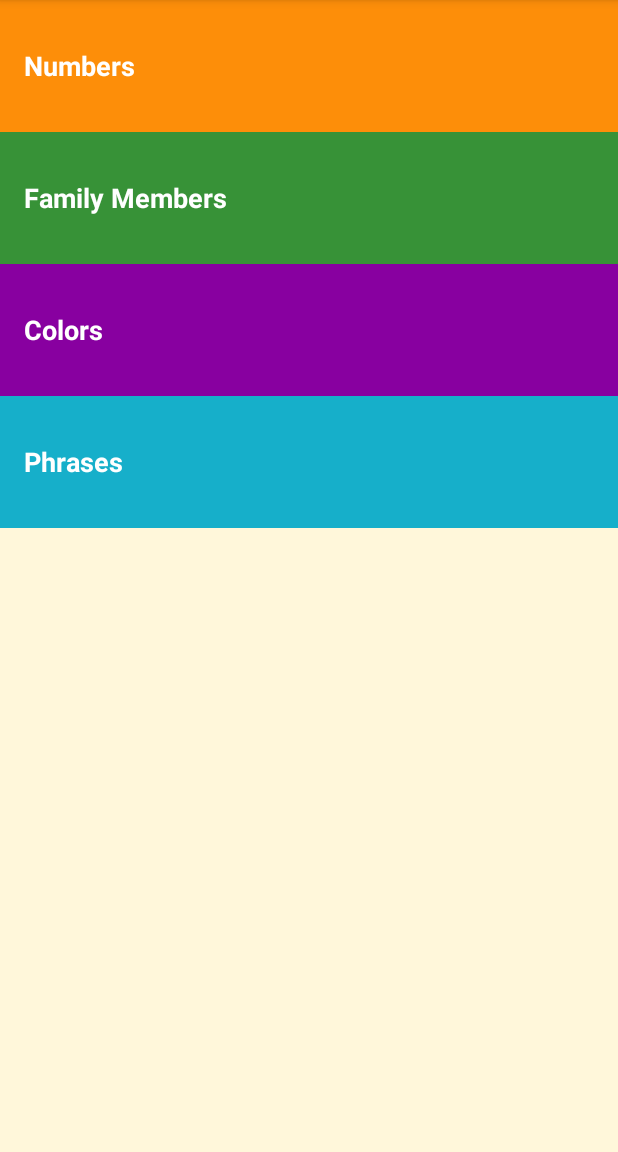
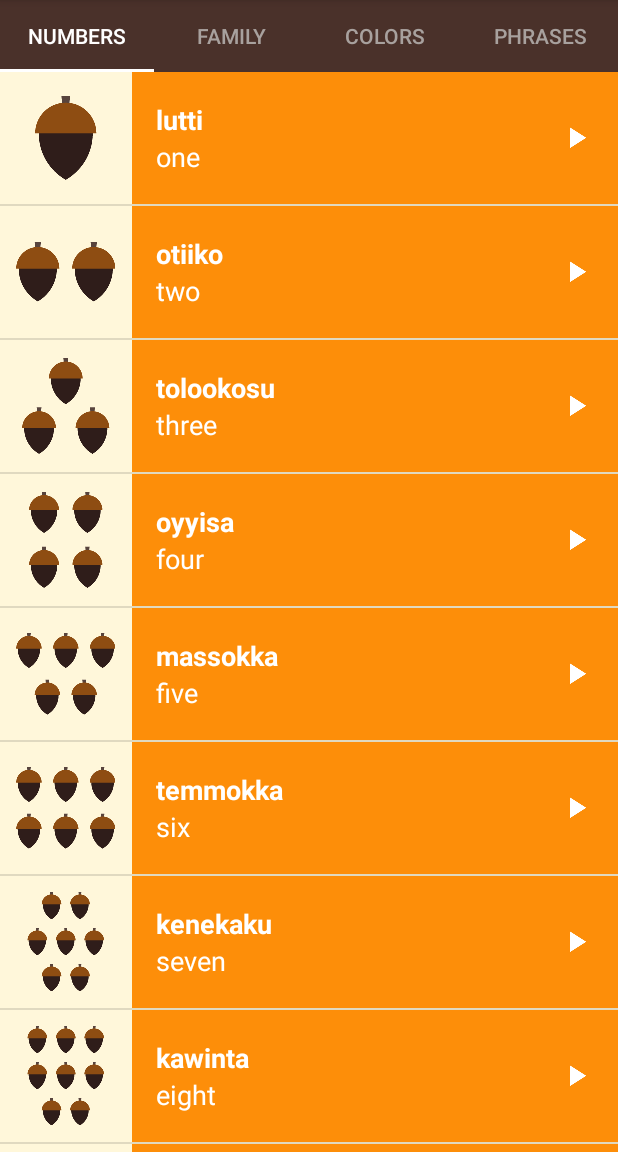
Before and after one commit to fatih22yilmaz/Miwok, an Android app: the screen it shows after launch (MainActivity), on a phone screen of 412 x 824 dp, the part 84-1236 px from its top. Run offline under Robolectric (Android 15) with nearby library versions, the phone set to English and light mode, and no system bars.

Commit message:
User interface changed into ViewPager and finished ver.2.0

```diff
--- a/app/build.gradle
+++ b/app/build.gradle
@@ -20,7 +20,6 @@ android {
 }
 
 dependencies {
-    implementation 'com.android.support.constraint:constraint-layout:1.0.2'
     compile fileTree(dir: 'libs', include: ['*.jar'])
     testCompile 'junit:junit:4.12'
     compile 'com.android.support:appcompat-v7:23.4.0'
--- /dev/null
+++ b/app/src/main/java/com/example/android/miwok/CategoryAdapter.java
@@ -0,0 +1,55 @@
+package com.example.android.miwok;
+
+import android.content.Context;
+import android.support.v4.app.Fragment;
+import android.support.v4.app.FragmentManager;
+import android.support.v4.app.FragmentPagerAdapter;
+
+/**
+ * Created by Fatih YILMAZ on 31.12.2017.
+ */
+
+public class CategoryAdapter extends FragmentPagerAdapter {
+    String[] tabTitles = {"NUMBERS", "FAMILY", "COLORS", "PHRASES"};
+    private Context context;
+
+    public CategoryAdapter(FragmentManager fm, Context context) {
+        super(fm);
+        this.context = context;
+    }
+
+    @Override
+    public Fragment getItem(int position) {
+        switch (position) {
+            case 0:
+                return new NumbersFragment();
+            case 1:
+                return new FamilyFragment();
+            case 2:
+                return new ColorsFragment();
+            case 3:
+                return new PhrasesFragment();
+            default:
+                break;
+        }
+        return null;
+    }
+
+    @Override
+    public int getCount() {
+        return 4;
+    }
+
+    @Override
+    public CharSequence getPageTitle(int position) {
+        if (position == 0) {
+            return context.getString(R.string.category_numbers);
+        } else if (position == 1) {
+            return context.getString(R.string.category_family);
+        } else if (position == 2) {
+            return context.getString(R.string.category_colors);
+        } else {
+            return context.getString(R.string.category_phrases);
+        }
+    }
+}
--- a/app/src/main/java/com/example/android/miwok/FamilyActivity.java
+++ b/app/src/main/java/com/example/android/miwok/FamilyFragment.java
@@ -1,31 +1,24 @@
 package com.example.android.miwok;
+
 
 import android.content.Context;
 import android.media.AudioManager;
 import android.media.MediaPlayer;
 import android.os.Bundle;
-import android.support.v7.app.AppCompatActivity;
+import android.support.v4.app.Fragment;
 import android.util.Log;
+import android.view.LayoutInflater;
 import android.view.View;
+import android.view.ViewGroup;
 import android.widget.AdapterView;
 import android.widget.ListView;
 
 import java.util.ArrayList;
 
-public class FamilyActivity extends AppCompatActivity {
+public class FamilyFragment extends Fragment {
     private MediaPlayer mediaPlayer;
-    private MediaPlayer.OnCompletionListener completionListener;
     private AudioManager audioManager;
-    private AudioManager.OnAudioFocusChangeListener onAudioFocusChangeListener;
-
-    @Override
-    protected void onCreate(Bundle savedInstanceState) {
-        super.onCreate(savedInstanceState);
-        setContentView(R.layout.word_list);
-
-        audioManager = (AudioManager) getSystemService(Context.AUDIO_SERVICE);
-
-        onAudioFocusChangeListener = new AudioManager.OnAudioFocusChangeListener() {
+    private AudioManager.OnAudioFocusChangeListener onAudioFocusChangeListener = new AudioManager.OnAudioFocusChangeListener() {
 
         @Override
         public void onAudioFocusChange(int focusChange) {
@@ -54,15 +47,26 @@ public class FamilyActivity extends AppCompatActivity {
             }
         }
     };
-
-        completionListener = new MediaPlayer.OnCompletionListener() {
+    private MediaPlayer.OnCompletionListener completionListener = new MediaPlayer.OnCompletionListener() {
         @Override
         public void onCompletion(MediaPlayer mediaPlayer) {
             releaseMediaPlayer();
         }
     };
 
-        ArrayList<Word> words = new ArrayList<>();
+    public FamilyFragment() {
+        // Required empty public constructor
+    }
+
+    public View onCreateView(LayoutInflater inflater, ViewGroup container,
+                             Bundle savedInstanceState) {
+        View rootView = inflater.inflate(R.layout.word_list, container, false);
+
+        ///////////////////////
+        audioManager = (AudioManager) getActivity().getSystemService(Context.AUDIO_SERVICE);
+
+        final ArrayList<Word> words = new ArrayList<>();
+
 
         words.add(new Word("father", "әpә", R.drawable.family_father, R.raw.family_father));
         words.add(new Word("mother", "әṭa", R.drawable.family_mother, R.raw.family_mother));
@@ -75,9 +79,10 @@ public class FamilyActivity extends AppCompatActivity {
         words.add(new Word("grandmother", "ama", R.drawable.family_grandmother, R.raw.family_grandmother));
         words.add(new Word("grandfather", "paapa", R.drawable.family_grandfather, R.raw.family_grandfather));
 
-        WordAdapter adapter = new WordAdapter(this, words, R.color.category_family);
 
-        ListView listView = (ListView) findViewById(R.id.list);
+        WordAdapter adapter = new WordAdapter(getActivity(), words, R.color.category_family);
+
+        ListView listView = (ListView) rootView.findViewById(R.id.list);
 
         assert listView != null;
         listView.setAdapter(adapter);
@@ -85,7 +90,7 @@ public class FamilyActivity extends AppCompatActivity {
         listView.setOnItemClickListener(new AdapterView.OnItemClickListener() {
             @Override
             public void onItemClick(AdapterView<?> parent, View view, int position, long l) {
-                Word entry = (Word) parent.getItemAtPosition(position);
+                Word entry = words.get(position);
                 Log.v("FamilyActivity", "Current word: " + entry);
                 releaseMediaPlayer();
 
@@ -93,12 +98,14 @@ public class FamilyActivity extends AppCompatActivity {
                         AudioManager.STREAM_MUSIC, AudioManager.AUDIOFOCUS_GAIN_TRANSIENT);
 
                 if (result == AudioManager.AUDIOFOCUS_REQUEST_GRANTED) {
-                    mediaPlayer = MediaPlayer.create(FamilyActivity.this, entry.getAudioResourceId());
+                    mediaPlayer = MediaPlayer.create(getActivity(), entry.getAudioResourceId());
                     mediaPlayer.start();
                     mediaPlayer.setOnCompletionListener(completionListener);
                 }
             }
         });
+
+        return rootView;
     }
 
     private void releaseMediaPlayer() {
@@ -117,7 +124,7 @@ public class FamilyActivity extends AppCompatActivity {
     }
 
     @Override
-    protected void onStop() {
+    public void onStop() {
         super.onStop();
         releaseMediaPlayer();
     }
--- a/app/src/main/java/com/example/android/miwok/MainActivity.java
+++ b/app/src/main/java/com/example/android/miwok/MainActivity.java
@@ -15,11 +15,10 @@
  */
 package com.example.android.miwok;
 
-import android.content.Intent;
 import android.os.Bundle;
+import android.support.design.widget.TabLayout;
+import android.support.v4.view.ViewPager;
 import android.support.v7.app.AppCompatActivity;
-import android.view.View;
-import android.widget.TextView;
 
 public class MainActivity extends AppCompatActivity {
 
@@ -30,41 +29,19 @@ public class MainActivity extends AppCompatActivity {
         // Set the content of the activity to use the activity_main.xml layout file
         setContentView(R.layout.activity_main);
 
-        TextView numbersTextView = (TextView) findViewById(R.id.numbers);
-        assert numbersTextView != null;
-        numbersTextView.setOnClickListener(new View.OnClickListener() {
-            @Override
-            public void onClick(View view) {
-                startActivity(new Intent(MainActivity.this, NumbersActivity.class));
-            }
-        });
+        // Find the view pager that will allow the user to swipe between fragments
+        ViewPager viewPager = (ViewPager) findViewById(R.id.viewpager);
 
-        TextView colorsTextView = (TextView) findViewById(R.id.colors);
-        assert colorsTextView != null;
-        colorsTextView.setOnClickListener(new View.OnClickListener() {
-            @Override
-            public void onClick(View view) {
-                startActivity(new Intent(MainActivity.this, ColorsActivity.class));
-            }
-        });
+        // Create an adapter that knows which fragment should be shown on each page
+        CategoryAdapter adapter = new CategoryAdapter(getSupportFragmentManager(), MainActivity.this);
 
-        TextView familyTextView = (TextView) findViewById(R.id.family);
-        assert familyTextView != null;
-        familyTextView.setOnClickListener(new View.OnClickListener() {
-            @Override
-            public void onClick(View view) {
-                startActivity(new Intent(MainActivity.this, FamilyActivity.class));
-            }
-        });
+        // Set the adapter onto the view pager
+        assert viewPager != null;
+        viewPager.setAdapter(adapter);
 
-        TextView phrasesTextView = (TextView) findViewById(R.id.phrases);
-        assert phrasesTextView != null;
-        phrasesTextView.setOnClickListener(new View.OnClickListener() {
-            @Override
-            public void onClick(View view) {
-                startActivity(new Intent(MainActivity.this, PhrasesActivity.class));
-            }
-        });
+        TabLayout tabLayout = (TabLayout) findViewById(R.id.sliding_tabs);
+        assert tabLayout != null;
+        tabLayout.setupWithViewPager(viewPager);
 
     }
 
--- a/app/src/main/java/com/example/android/miwok/NumbersActivity.java
+++ b/app/src/main/java/com/example/android/miwok/NumbersFragment.java
@@ -1,30 +1,27 @@
 package com.example.android.miwok;
+
 
 import android.content.Context;
 import android.media.AudioManager;
 import android.media.MediaPlayer;
 import android.os.Bundle;
-import android.support.v7.app.AppCompatActivity;
+import android.support.v4.app.Fragment;
 import android.util.Log;
+import android.view.LayoutInflater;
 import android.view.View;
+import android.view.ViewGroup;
 import android.widget.AdapterView;
 import android.widget.ListView;
 
 import java.util.ArrayList;
 
-public class NumbersActivity extends AppCompatActivity {
+/**
+ * A simple {@link Fragment} subclass.
+ */
+public class NumbersFragment extends Fragment {
     private MediaPlayer mediaPlayer;
-    private MediaPlayer.OnCompletionListener completionListener;
     private AudioManager audioManager;
-    private AudioManager.OnAudioFocusChangeListener onAudioFocusChangeListener;
-
-    protected void onCreate(Bundle savedInstanceState) {
-        super.onCreate(savedInstanceState);
-        setContentView(R.layout.word_list);
-
-        audioManager = (AudioManager) getSystemService(Context.AUDIO_SERVICE);
-
-        onAudioFocusChangeListener = new AudioManager.OnAudioFocusChangeListener() {
+    private AudioManager.OnAudioFocusChangeListener onAudioFocusChangeListener = new AudioManager.OnAudioFocusChangeListener() {
 
         @Override
         public void onAudioFocusChange(int focusChange) {
@@ -54,12 +51,25 @@ public class NumbersActivity extends AppCompatActivity {
         }
     };
 
-        completionListener = new MediaPlayer.OnCompletionListener() {
+    private MediaPlayer.OnCompletionListener completionListener = new MediaPlayer.OnCompletionListener() {
         @Override
         public void onCompletion(MediaPlayer mediaPlayer) {
             releaseMediaPlayer();
         }
     };
+
+    public NumbersFragment() {
+        // Required empty public constructor
+    }
+
+
+    @Override
+    public View onCreateView(LayoutInflater inflater, ViewGroup container,
+                             Bundle savedInstanceState) {
+        View rootView = inflater.inflate(R.layout.word_list, container, false);
+
+        ///////////////////////
+        audioManager = (AudioManager) getActivity().getSystemService(Context.AUDIO_SERVICE);
 
         final ArrayList<Word> words = new ArrayList<>();
 
@@ -74,9 +84,9 @@ public class NumbersActivity extends AppCompatActivity {
         words.add(new Word("nine", "wo'e", R.drawable.number_nine, R.raw.number_nine));
         words.add(new Word("ten", "na'aacha", R.drawable.number_ten, R.raw.number_ten));
 
-        WordAdapter adapter = new WordAdapter(this, words, R.color.category_numbers);
+        WordAdapter adapter = new WordAdapter(getActivity(), words, R.color.category_numbers);
 
-        ListView listView = (ListView) findViewById(R.id.list);
+        ListView listView = (ListView) rootView.findViewById(R.id.list);
 
         assert listView != null;
         listView.setAdapter(adapter);
@@ -92,18 +102,18 @@ public class NumbersActivity extends AppCompatActivity {
                         AudioManager.STREAM_MUSIC, AudioManager.AUDIOFOCUS_GAIN_TRANSIENT);
 
                 if (result == AudioManager.AUDIOFOCUS_REQUEST_GRANTED) {
-                    mediaPlayer = MediaPlayer.create(NumbersActivity.this, entry.getAudioResourceId());
+                    mediaPlayer = MediaPlayer.create(getActivity(), entry.getAudioResourceId());
                     mediaPlayer.start();
                     mediaPlayer.setOnCompletionListener(completionListener);
                 }
             }
         });
 
+
+        //////////////////
+        return rootView;
     }
 
-    /**
-     * Clean up the media player by releasing its resources.
-     */
     private void releaseMediaPlayer() {
         // If the media player is not null, then it may be currently playing a sound.
         if (mediaPlayer != null) {
@@ -119,8 +129,9 @@ public class NumbersActivity extends AppCompatActivity {
         }
     }
 
+
     @Override
-    protected void onStop() {
+    public void onStop() {
         super.onStop();
         releaseMediaPlayer();
     }
--- a/app/src/main/res/layout/activity_main.xml
+++ b/app/src/main/res/layout/activity_main.xml
@@ -13,6 +13,7 @@
      limitations under the License.
 -->
 <LinearLayout xmlns:android="http://schemas.android.com/apk/res/android"
+    xmlns:app="http://schemas.android.com/apk/res-auto"
     xmlns:tools="http://schemas.android.com/tools"
     android:layout_width="match_parent"
     android:layout_height="match_parent"
@@ -20,54 +21,21 @@
     android:orientation="vertical"
     tools:context="com.example.android.miwok.MainActivity">
 
-    <FrameLayout
+    <android.support.design.widget.TabLayout
+        android:id="@+id/sliding_tabs"
         android:layout_width="match_parent"
         android:layout_height="wrap_content"
-        android:background="@color/category_numbers">
+        android:background="#4A312A"
+        app:tabGravity="fill"
+        app:tabIndicatorColor="#FFFFFF"
+        app:tabMaxWidth="0dp"
+        app:tabMode="fixed"
+        app:tabSelectedTextColor="#FFFFFF"
+        app:tabTextColor="#A8A19E" />
 
-        <TextView
-            android:id="@+id/numbers"
-            style="@style/CategoryStyle"
-            android:background="?android:attr/selectableItemBackground"
-            android:text="@string/category_numbers" />
-    </FrameLayout>
-
-    <FrameLayout
+    <android.support.v4.view.ViewPager
+        android:id="@+id/viewpager"
         android:layout_width="match_parent"
-        android:layout_height="wrap_content"
-        android:background="@color/category_family">
-
-        <TextView
-            android:id="@+id/family"
-            style="@style/CategoryStyle"
-            android:background="?android:attr/selectableItemBackground"
-            android:text="@string/category_family" />
-    </FrameLayout>
-
-    <!-- Colors category -->
-    <FrameLayout
-        android:layout_width="match_parent"
-        android:layout_height="wrap_content"
-        android:background="@color/category_colors">
-
-        <TextView
-            android:id="@+id/colors"
-            style="@style/CategoryStyle"
-            android:background="?android:attr/selectableItemBackground"
-            android:text="@string/category_colors" />
-    </FrameLayout>
-
-    <!-- Phrases category -->
-    <FrameLayout
-        android:layout_width="match_parent"
-        android:layout_height="wrap_content"
-        android:background="@color/category_phrases">
-
-        <TextView
-            android:id="@+id/phrases"
-            style="@style/CategoryStyle"
-            android:background="?android:attr/selectableItemBackground"
-            android:text="@string/category_phrases" />
-    </FrameLayout>
+        android:layout_height="match_parent" />
 
 </LinearLayout>
--- a/app/src/main/res/layout/list_item.xml
+++ b/app/src/main/res/layout/list_item.xml
@@ -37,7 +37,8 @@
                 android:textAppearance="?android:textAppearanceMedium"
                 android:textColor="@android:color/white"
                 android:textStyle="bold"
-                tools:text="lutti" />
+                tools:text="lutti"
+                tools:textColor="#000000" />
 
             <TextView
                 android:id="@+id/default_text_view"
@@ -47,7 +48,8 @@
                 android:gravity="top"
                 android:textAppearance="?android:textAppearanceMedium"
                 android:textColor="@android:color/white"
-                tools:text="one" />
+                tools:text="one"
+                tools:textColor="#000000" />
 
         </LinearLayout>
 
--- a/app/src/main/res/values/strings.xml
+++ b/app/src/main/res/values/strings.xml
@@ -26,5 +26,6 @@
     <string name="category_numbers">Numbers</string>
 
     <!-- Category name for the vocabulary words for family members [CHAR LIMIT=20] -->
-    <string name="category_family">Family Members</string>
+    <string name="category_family">Family</string>
+
 </resources>
--- a/app/src/main/res/values/styles.xml
+++ b/app/src/main/res/values/styles.xml
@@ -20,14 +20,5 @@
         <item name="colorPrimaryDark">@color/primary_dark_color</item>
     </style>
 
-    <!-- Style for a category of vocabulary words -->
-    <style name="CategoryStyle">
-        <item name="android:layout_width">match_parent</item>
-        <item name="android:layout_height">@dimen/list_item_height</item>
-        <item name="android:gravity">center_vertical</item>
-        <item name="android:padding">16dp</item>
-        <item name="android:textColor">@android:color/white</item>
-        <item name="android:textStyle">bold</item>
-        <item name="android:textAppearance">?android:textAppearanceMedium</item>
-    </style>
+
 </resources>
```
Also changed, not shown: app/src/main/AndroidManifest.xml (+0 -36 lines), app/src/main/java/com/example/android/miwok/ColorsFragment.java (renamed from app/src/main/java/com/example/android/miwok/ColorsActivity.java, +32 -22 lines), app/src/main/java/com/example/android/miwok/PhrasesFragment.java (renamed from app/src/main/java/com/example/android/miwok/PhrasesActivity.java, +30 -19 lines). Lines whose indentation alone changed are shown as unchanged.
